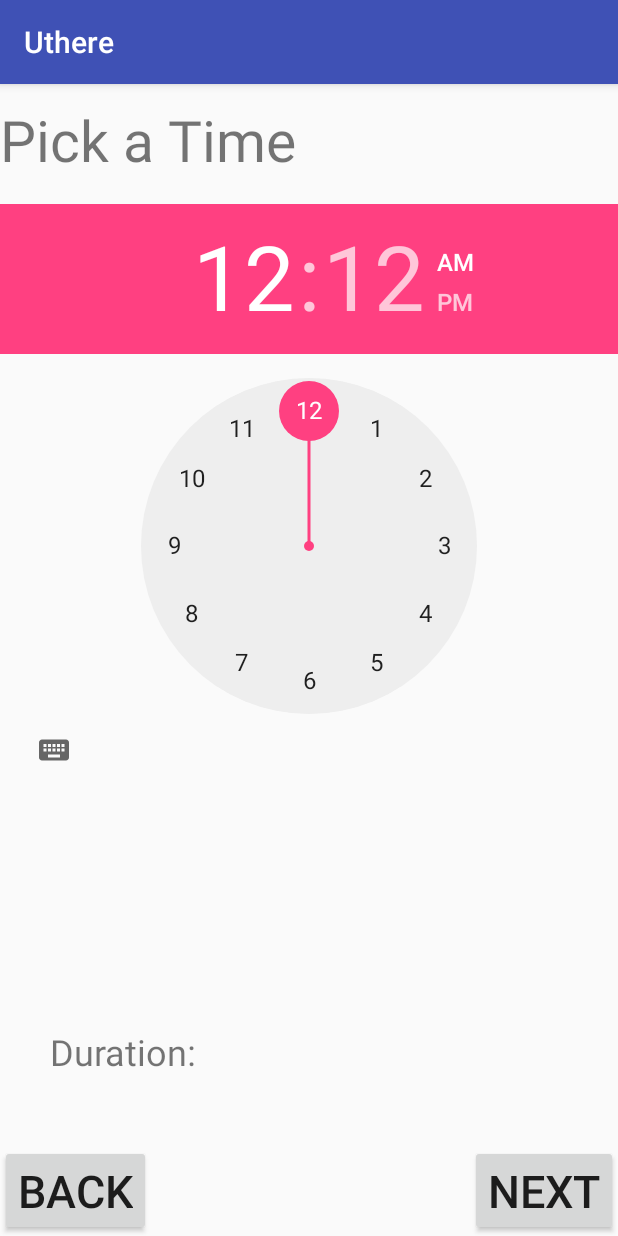
After one commit to terenceduong/urban-telegram, an Android app: the TimeActivity screen opened directly, with no data from a screen before it, on a phone screen of 412 x 824 dp. The commit adds this screen. Run offline under Robolectric (Android 15) with nearby library versions, the phone set to English and light mode, and no system bars.

Commit message:
added activity_time

```diff
--- a/app/src/main/AndroidManifest.xml
+++ b/app/src/main/AndroidManifest.xml
@@ -38,7 +38,8 @@
                 <category android:name="android.intent.category.LAUNCHER" />
             </intent-filter>
         </activity>
-        <activity android:name=".DateActivity"></activity>
+        <activity android:name=".DateActivity" />
+        <activity android:name=".TimeActivity"></activity>
     </application>
 
 </manifest>
--- a/app/src/main/java/com/example/terence/uthere/DateActivity.java
+++ b/app/src/main/java/com/example/terence/uthere/DateActivity.java
@@ -16,7 +16,7 @@ public class DateActivity extends AppCompatActivity {
     protected void onCreate(final Bundle savedInstanceState) {
 
         super.onCreate(savedInstanceState);
-        setContentView(R.layout.activity_date_time);
+        setContentView(R.layout.activity_date);
 
         final DatePicker datePicker = (DatePicker) findViewById(R.id.datePicker);
         Date date = new Date();
--- /dev/null
+++ b/app/src/main/java/com/example/terence/uthere/TimeActivity.java
@@ -0,0 +1,13 @@
+package com.example.terence.uthere;
+
+import android.support.v7.app.AppCompatActivity;
+import android.os.Bundle;
+
+public class TimeActivity extends AppCompatActivity {
+
+    @Override
+    protected void onCreate(Bundle savedInstanceState) {
+        super.onCreate(savedInstanceState);
+        setContentView(R.layout.activity_time);
+    }
+}
--- a/app/src/main/res/layout/activity_date_time.xml
+++ b/app/src/main/res/layout/activity_date.xml
@@ -23,15 +23,16 @@
         android:text="Next"
         android:textSize="30dp"/>
 
-    <EditText
+    <TextView
         android:id="@+id/editText2"
         android:layout_width="wrap_content"
         android:layout_height="wrap_content"
-        android:layout_above="@+id/datePicker"
-        android:layout_centerHorizontal="true"
         android:ems="10"
         android:inputType="textPersonName"
         android:text="Select a check in time"
-        android:textSize="30dp"/>
+        android:textSize="38dp"
+        android:layout_above="@+id/datePicker"
+        android:layout_alignStart="@+id/datePicker"
+        android:layout_marginBottom="17dp" />
 
 </RelativeLayout>
--- /dev/null
+++ b/app/src/main/res/layout/activity_time.xml
@@ -0,0 +1,80 @@
+<?xml version="1.0" encoding="utf-8"?>
+<RelativeLayout xmlns:android="http://schemas.android.com/apk/res/android"
+    xmlns:app="http://schemas.android.com/apk/res-auto"
+    xmlns:tools="http://schemas.android.com/tools"
+    android:layout_width="match_parent"
+    android:layout_height="match_parent"
+    tools:context="com.example.terence.uthere.TimeActivity">
+
+    <TimePicker
+        android:id="@+id/timePicker"
+        android:layout_width="wrap_content"
+        android:layout_height="wrap_content"
+        tools:layout_editor_absoluteX="0dp"
+        tools:layout_editor_absoluteY="71dp"
+        android:layout_below="@+id/timeHeading"
+        android:layout_alignParentStart="true"
+        android:layout_marginTop="17dp"
+        />
+
+    <Button
+        android:id="@+id/TimeBack"
+        android:layout_width="wrap_content"
+        android:layout_height="wrap_content"
+        android:text="Back"
+        tools:layout_editor_absoluteX="0dp"
+        tools:layout_editor_absoluteY="556dp"
+        android:layout_alignParentBottom="true"
+        android:layout_alignParentStart="true"
+        android:textSize="30dp"/>
+
+    <Button
+        android:id="@+id/TimeNext"
+        android:layout_width="wrap_content"
+        android:layout_height="wrap_content"
+        android:text="Next"
+        tools:layout_editor_absoluteX="323dp"
+        tools:layout_editor_absoluteY="556dp"
+        android:layout_alignParentBottom="true"
+        android:layout_alignParentEnd="true"
+        android:textSize="30dp"/>
+
+    <TextView
+        android:id="@+id/timeHeading"
+        android:layout_width="wrap_content"
+        android:layout_height="wrap_content"
+        android:ems="10"
+        android:text="Pick a Time"
+        tools:layout_editor_absoluteX="16dp"
+        tools:layout_editor_absoluteY="29dp"
+        android:layout_marginTop="11dp"
+        android:layout_alignParentTop="true"
+        android:textSize="38dp"/>
+
+    <TextView
+        android:id="@+id/durationText"
+        android:layout_width="wrap_content"
+        android:layout_height="wrap_content"
+        android:ems="10"
+        android:inputType="time"
+        tools:layout_editor_absoluteX="161dp"
+        tools:layout_editor_absoluteY="474dp"
+        android:layout_alignTop="@+id/durationLabel"
+        android:layout_toEndOf="@+id/TimeBack"
+        android:layout_marginStart="53dp"
+        android:textSize="38dp"/>
+
+    <TextView
+        android:id="@+id/durationLabel"
+        android:layout_width="wrap_content"
+        android:layout_height="wrap_content"
+        android:text="Duration:"
+        tools:layout_editor_absoluteX="15dp"
+        tools:layout_editor_absoluteY="480dp"
+        android:layout_marginBottom="46dp"
+        android:textSize="24dp"
+        android:layout_above="@+id/TimeBack"
+        android:layout_alignParentStart="true"
+        android:layout_marginStart="33dp" />
+
+</RelativeLayout>
```
